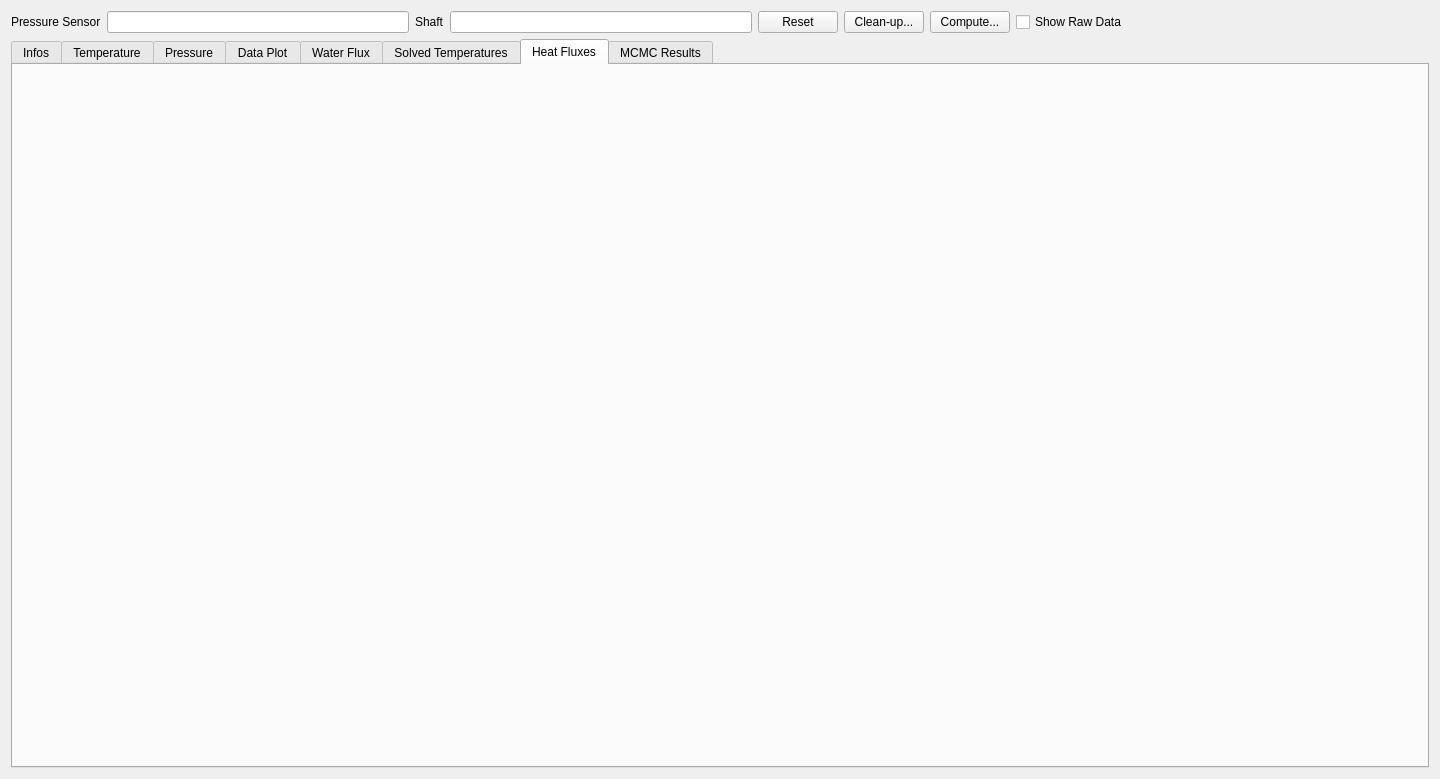
Old version of the form molonaviz/widgetpoint.ui in the repository SandraClodion/projet_molonaviz.
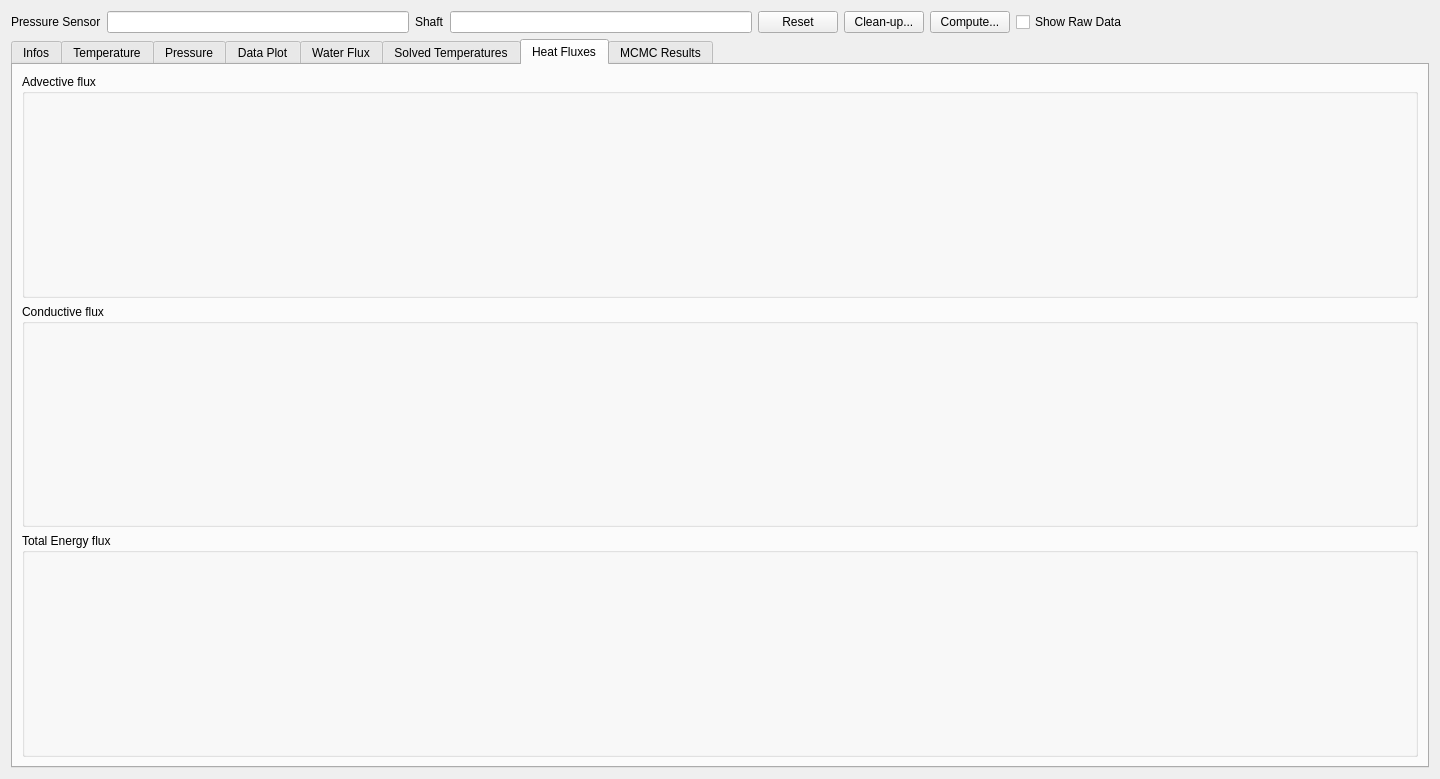
New version of the form. The open tabs and pages were chosen to show the change.

Patch:
```diff
--- a/molonaviz/widgetpoint.ui
+++ b/molonaviz/widgetpoint.ui
@@ -274,6 +274,29 @@
       <attribute name="title">
        <string>Heat Fluxes</string>
       </attribute>
+      <layout class="QVBoxLayout" name="verticalLayout_8">
+       <item>
+        <widget class="QGroupBox" name="groupBoxAdvective">
+         <property name="title">
+          <string>Advective flux</string>
+         </property>
+        </widget>
+       </item>
+       <item>
+        <widget class="QGroupBox" name="groupBoxConductive">
+         <property name="title">
+          <string>Conductive flux</string>
+         </property>
+        </widget>
+       </item>
+       <item>
+        <widget class="QGroupBox" name="groupBoxTotEnergy">
+         <property name="title">
+          <string>Total Energy flux</string>
+         </property>
+        </widget>
+       </item>
+      </layout>
      </widget>
      <widget class="QWidget" name="tabMCMC">
       <attribute name="title">
```
Left out of the diff: 2 changed lines with no effect on the pictures.
